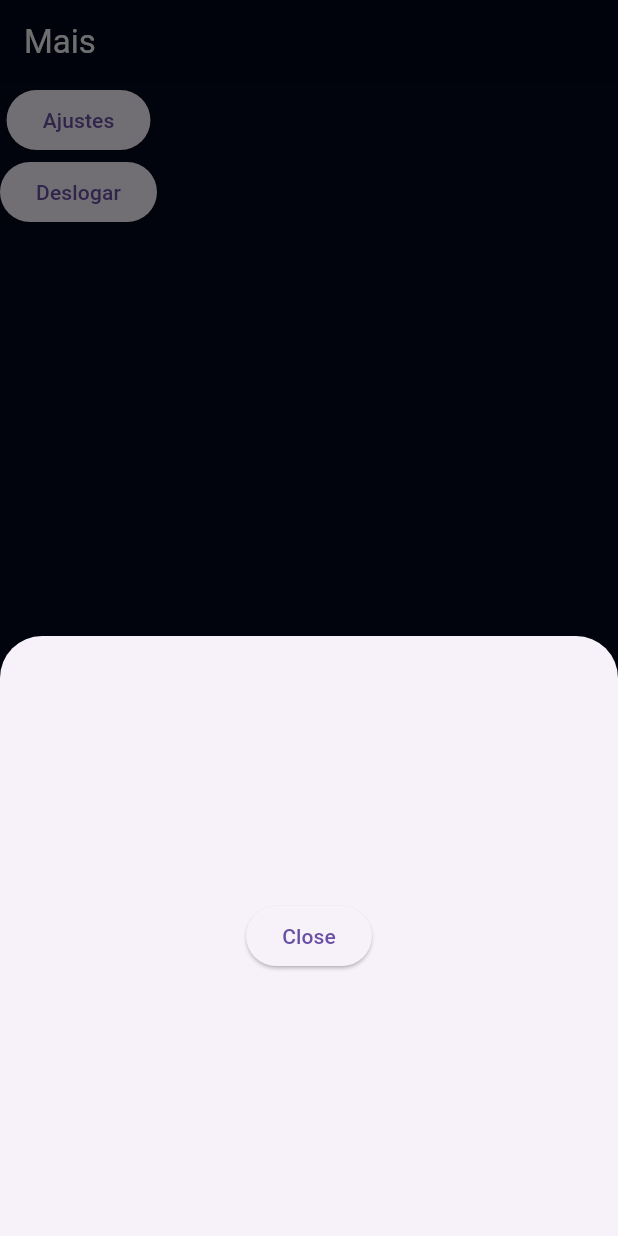
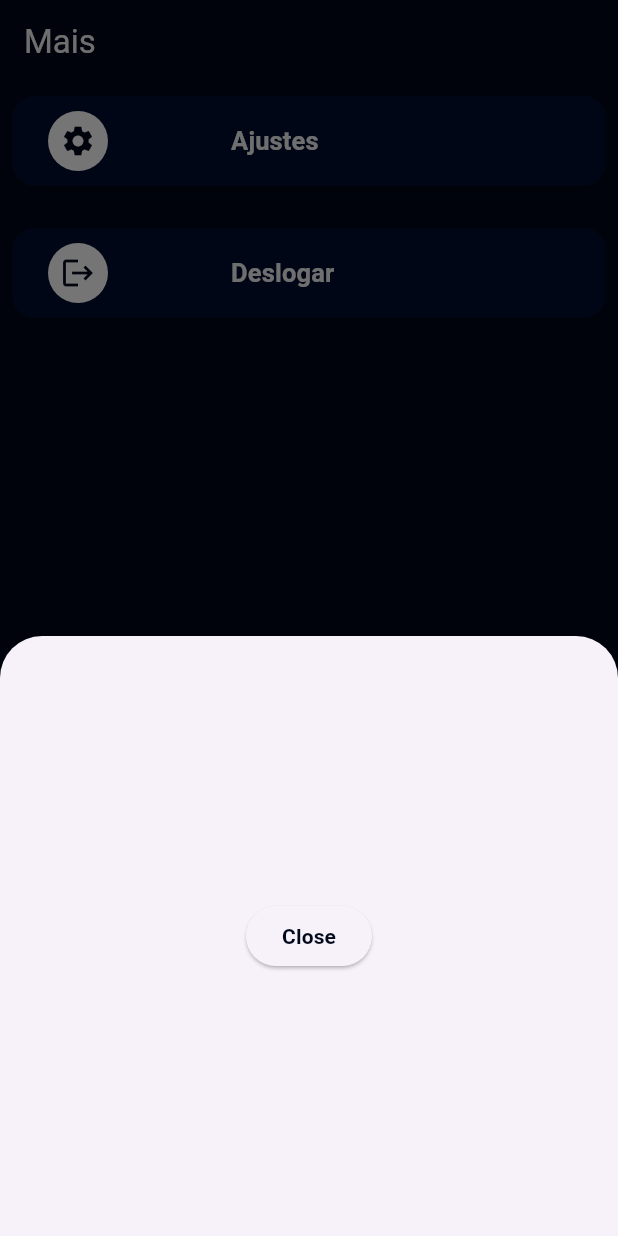
Before and after one commit to KaineLirines/flutter_volei_sco, a Flutter app: the screen it shows once a user with an empty profile is signed in, item 3 of the bottom bar chosen, after a tap on "Ajustes", on a phone screen of 412 x 824 dp. Run offline on Flutter 3.47's test engine with Material 3 defaults, Android fonts, the phone set to English and light mode, and no system bars; our stand-ins replace cloud_firestore, firebase_auth, firebase_core; missing offline and left inert: dart:ffi; accounts and stored records are empty; generated files the repository leaves out were written again; network calls fail.

Commit message:
Alterações layout homescreen

```diff
--- a/lib/_comum/minhas_cores.dart
+++ b/lib/_comum/minhas_cores.dart
@@ -4,6 +4,8 @@ class MinhasCores{
   static const Color branco = Color(0xFFF2F2F2);
 
   static const Color azulMarinho = Color(0xFF010717);
+
+  static const Color azulMarinhoClaro = Color(0xFF020e2f);
 
   static const Color verdeTurquesa = Color(0xFF089680);
 
--- a/lib/screen/homescreen.dart
+++ b/lib/screen/homescreen.dart
@@ -18,29 +18,40 @@ class _HomeScreenState extends State<HomeScreen> {
   @override
   Widget build(BuildContext context) {
     return Scaffold(
-      backgroundColor: MinhasCores.branco,
+      backgroundColor: MinhasCores.azulMarinho,
       body: SingleChildScrollView(
           child: Column(
             mainAxisAlignment: MainAxisAlignment.center,
             crossAxisAlignment: CrossAxisAlignment.start,
             children: [
               const Padding(
-              padding: EdgeInsets.fromLTRB(15, 50, 0, 0),
+                padding: EdgeInsets.fromLTRB(15, 40, 0, 0),
                 child: Text(
                   "Olá, Kaine",
-                style: TextStyle(fontSize: 20),
+                  style: TextStyle(fontSize: 20, color: MinhasCores.branco),
                 ),
               ),
               const SizedBox(
                 height: 20,
               ),
-            Row(
+              Container(
+                decoration: const BoxDecoration(
+                  color: Colors.white,
+                  borderRadius: BorderRadius.only(
+                      topLeft: Radius.circular(36),
+                      topRight: Radius.circular(36)),
+                ),
+                child: Column(
+                  children: [
+                    Padding(
+                      padding: const EdgeInsets.fromLTRB(0, 30, 0, 0),
+                      child: Row(
                         mainAxisAlignment: MainAxisAlignment.center,
                         children: [
                           ElevatedButton(
                             style: ElevatedButton.styleFrom(
                               backgroundColor: MinhasCores.verdeTurquesaClaro,
-                    minimumSize: const Size(170, 80),
+                              minimumSize: const Size(150, 80),
                               shape: RoundedRectangleBorder(
                                 borderRadius: BorderRadius.circular(10.0),
                               ),
@@ -60,7 +71,8 @@ class _HomeScreenState extends State<HomeScreen> {
                               children: [
                                 Container(
                                   decoration: const BoxDecoration(
-                            color: Colors.white, shape: BoxShape.circle),
+                                      color: Colors.white,
+                                      shape: BoxShape.circle),
                                   padding: const EdgeInsets.all(8.0),
                                   child: const Icon(Icons.score,
                                       color: MinhasCores.verdeTurquesa),
@@ -68,7 +80,8 @@ class _HomeScreenState extends State<HomeScreen> {
                                 const SizedBox(width: 8),
                                 const Text(
                                   'Placar',
-                        style: TextStyle(fontSize: 16.0, color: Colors.black),
+                                  style: TextStyle(
+                                      fontSize: 16.0, color: Colors.black),
                                 ),
                               ],
                             ),
@@ -79,7 +92,7 @@ class _HomeScreenState extends State<HomeScreen> {
                           ElevatedButton(
                             style: ElevatedButton.styleFrom(
                               backgroundColor: MinhasCores.azulCiano,
-                    minimumSize: const Size(170, 80),
+                              minimumSize: const Size(150, 80),
                               shape: RoundedRectangleBorder(
                                 borderRadius: BorderRadius.circular(10.0),
                               ),
@@ -108,29 +121,25 @@ class _HomeScreenState extends State<HomeScreen> {
                                 ),
                                 const Text(
                                   'Times',
-                        style: TextStyle(fontSize: 16.0, color: Colors.black),
+                                  style: TextStyle(
+                                      fontSize: 16.0, color: Colors.black),
                                 ),
                               ],
                             ),
                           ),
                         ],
                       ),
+                    ),
                     const SizedBox(
                       height: 15,
                     ),
-            const Padding(
-              padding: EdgeInsets.fromLTRB(15, 0, 0, 0),
-              child: Text(
+                    const Text(
                       "Acompanhe os seus jogadores",
                       style: TextStyle(
                         color: MinhasCores.azulMaisEscuro,
                         fontWeight: FontWeight.bold,
                         fontSize: 20,
                       ),
-              ),
-            ),
-            const SizedBox(
-              height: 15,
                     ),
                     Padding(
                       padding: const EdgeInsets.all(10.0),
@@ -173,7 +182,8 @@ class _HomeScreenState extends State<HomeScreen> {
                                     ),
                                     const Text(
                                       'Estatísticas',
-                              style: TextStyle(fontSize: 16.0, color: Colors.black),
+                                      style: TextStyle(
+                                          fontSize: 16.0, color: Colors.black),
                                     ),
                                   ],
                                 ),
@@ -183,18 +193,12 @@ class _HomeScreenState extends State<HomeScreen> {
                         ),
                       ),
                     ),
-            const SizedBox(
-              height: 15,
-            ),
-            const Padding(
-              padding: EdgeInsets.fromLTRB(15, 0, 0, 0),
-              child: Text(
+                     const Text(
                        "Aprenda os fundamentos",
                        style: TextStyle(
                            color: MinhasCores.azulMaisEscuro,
                            fontWeight: FontWeight.bold,
                            fontSize: 20),
-              ),
                      ),
                     Padding(
                       padding: const EdgeInsets.all(10.0),
@@ -237,7 +241,8 @@ class _HomeScreenState extends State<HomeScreen> {
                                     ),
                                     const Text(
                                       'Fundamentos vôlei',
-                              style: TextStyle(fontSize: 16.0, color: Colors.black),
+                                      style: TextStyle(
+                                          fontSize: 16.0, color: Colors.black),
                                     ),
                                   ],
                                 ),
@@ -250,6 +255,9 @@ class _HomeScreenState extends State<HomeScreen> {
                   ],
                 ),
               ),
+            ],
+          ),
+      ),
     );
   }
 }
--- a/lib/screen/maisscreen.dart
+++ b/lib/screen/maisscreen.dart
@@ -23,11 +23,48 @@ class _MaisScreenState extends State<MaisScreen> {
         ),
         backgroundColor: MinhasCores.azulMarinho,
       ),
-      backgroundColor: MinhasCores.azulMaisEscuro,
+      backgroundColor: MinhasCores.azulMarinho,
       body: Column(
         children: [
-          ElevatedButton(
-            child: const Text('Ajustes'),
+          Padding(
+            padding: const EdgeInsets.all(8.0),
+            child: ElevatedButton(
+              style: ElevatedButton.styleFrom(
+                backgroundColor: MinhasCores.azulMarinhoClaro,
+                minimumSize: const Size(350, 60),
+                shape: RoundedRectangleBorder(
+                  borderRadius: BorderRadius.circular(
+                    15,
+                  ),
+                ),
+              ),
+              child: Row(
+                children: [
+                  Container(
+                    decoration: const BoxDecoration(
+                      color: Colors.white,
+                      shape: BoxShape.circle,
+                    ),
+                    padding: const EdgeInsets.all(8.0),
+                    child: const Icon(
+                      Icons.settings,
+                      size: 24.0,
+                      color: MinhasCores.azulMarinho,
+                    ),
+                  ),
+                  const SizedBox(
+                    width: 82,
+                  ),
+                  const Text(
+                    'Ajustes',
+                    style: TextStyle(
+                      color: MinhasCores.branco,
+                      fontWeight: FontWeight.bold,
+                      fontSize: 17,
+                    ),
+                  ),
+                ],
+              ),
               onPressed: () {
                 showModalBottomSheet(
                   context: context,
@@ -39,7 +76,12 @@ class _MaisScreenState extends State<MaisScreen> {
                           onPressed: () {
                             Navigator.pop(context);
                           },
-                        child: const Text("Close"),
+                          child: const Text(
+                            "Close",
+                            style: TextStyle(
+                                color: MinhasCores.azulMaisEscuro,
+                                fontWeight: FontWeight.bold),
+                          ),
                         ),
                       ),
                     );
@@ -47,11 +89,51 @@ class _MaisScreenState extends State<MaisScreen> {
                 );
               },
             ),
-          ElevatedButton(
+          ),
+          const SizedBox(
+            height: 12,
+          ),
+          Padding(
+            padding: const EdgeInsets.all(8.0),
+            child: ElevatedButton(
+              style: ElevatedButton.styleFrom(
+                backgroundColor: MinhasCores.azulMarinhoClaro,
+                minimumSize: const Size(350, 60),
+                shape: RoundedRectangleBorder(
+                  borderRadius: BorderRadius.circular(
+                    15,
+                  ),
+                ),
+              ),
               onPressed: () {
                 AutenticacaoServico().deslogar();
               },
-            child: const Text("Deslogar"),
+              child: Row(
+                children: [
+                  Container(
+                    decoration: const BoxDecoration(
+                      shape: BoxShape.circle,
+                      color: Colors.white),
+                    padding: const EdgeInsets.all(8.0),
+                    child: const Icon(
+                      Icons.logout,
+                      size: 24,
+                      color: MinhasCores.azulMaisEscuro,
+                    ),
+                  ),
+                  const SizedBox(
+                    width: 82,
+                  ),
+                  const Text(
+                    "Deslogar",
+                    style: TextStyle(
+                        color: MinhasCores.branco,
+                        fontWeight: FontWeight.bold,
+                        fontSize: 17),
+                  ),
+                ],
+              ),
+            ),
           ),
         ],
       ),
```
Also changed, not shown: lib/main.dart (+11 -8 lines). Lines whose indentation alone changed are shown as unchanged.
